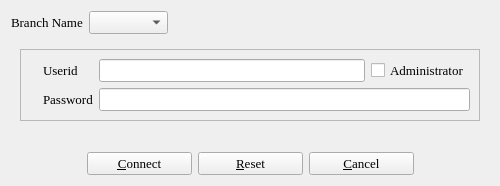
First picture: the form in branch_s.ui, repository textbrowser/biblioteq, before the edit.
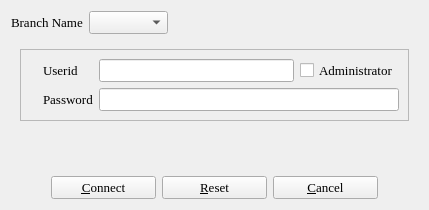
Second picture: the form after the edit. Icons and pictures are not drawn.

```diff
--- a/branch_s.ui
+++ b/branch_s.ui
@@ -2,14 +2,6 @@
 <ui version="4.0">
  <class>branchSelect</class>
  <widget class="QDialog" name="branchSelect">
-  <property name="geometry">
-   <rect>
-    <x>0</x>
-    <y>0</y>
-    <width>500</width>
-    <height>186</height>
-   </rect>
-  </property>
   <property name="font">
    <font>
     <family>Times</family>
```
